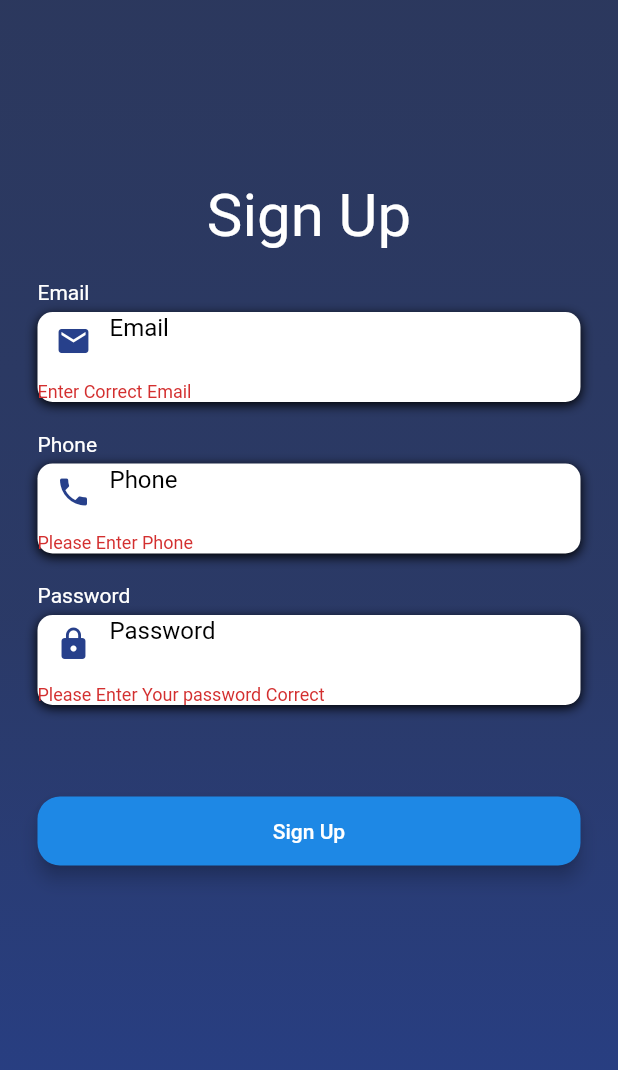
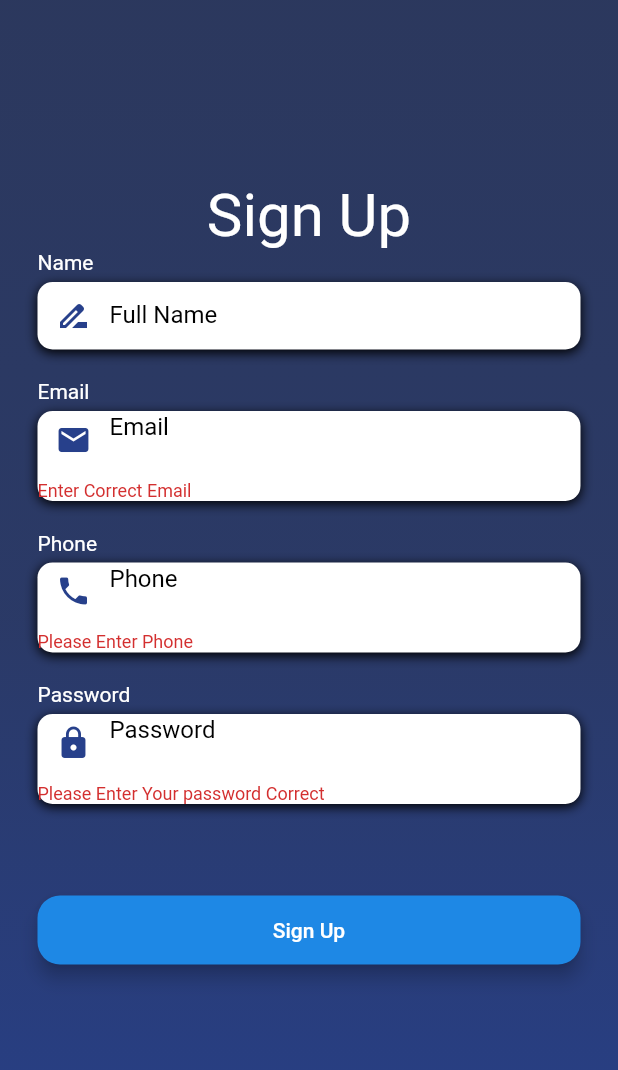
Before and after one commit to tarek-elsayed/Hedomy, a Flutter app: the signup screen opened directly, after a tap on "Sign Up", on a phone screen of 412 x 824 dp. Shown: the top 1070 px of the screen. Run offline on Flutter 3.47's test engine with Material 2 defaults, Android fonts, the phone set to English and light mode, and no system bars; our stand-ins replace cloud_firestore, firebase_auth, firebase_core, firebase_storage, image_picker; accounts and stored records are empty; network calls fail.

Commit message:
get user id

```diff
--- /dev/null
+++ b/lib/Database/sign_up.dart
@@ -0,0 +1,32 @@
+import 'package:cloud_firestore/cloud_firestore.dart';
+import 'package:firebase_auth/firebase_auth.dart';
+import 'package:firebase_storage/firebase_storage.dart';
+import 'package:flutter/material.dart';
+
+import '../UI/aftersignin.dart';
+
+signUp(String email, String password, String name, String phone,BuildContext context) {
+  FirebaseAuth.instance.createUserWithEmailAndPassword(
+    email: email,
+    password: password,
+  ).then((value) =>
+  {
+    loadData(value.user.uid, name, phone, email ,context),
+
+  }).catchError((onError) => {
+    print(onError.toString()),
+  });
+}
+
+loadData(String id, String name, String phone, String email,BuildContext context) {
+  final obj = {
+    "name": name,
+    "email": email,
+    'phone': phone,
+    "uId": id,
+  };
+  FirebaseFirestore.instance.collection("users").doc(id).set(obj).then((value) => {
+    Navigator.push(context,MaterialPageRoute(builder: (context) => AfterSignIn(obj))),
+
+  });
+}
--- a/lib/UI/login.dart
+++ b/lib/UI/login.dart
@@ -128,8 +128,8 @@ class _loginState extends State<login> {
           bool result =_x.currentState.validate();
           if(result==true){
             print("true");
-            Navigator.of(context)
-                .push(MaterialPageRoute(builder: (context) => AfterSignIn()));
+            // Navigator.of(context)
+            //     .push(MaterialPageRoute(builder: (context) => AfterSignIn()));
             print('Login');
           }
           else{
--- a/lib/UI/signup.dart
+++ b/lib/UI/signup.dart
@@ -1,85 +1,96 @@
 import 'package:flutter/material.dart';
 import 'package:flutter/services.dart';
+import 'package:hedomy/Database/sign_up.dart';
 import 'aftersignin.dart';
+
 class signup extends StatefulWidget {
   @override
   State<StatefulWidget> createState() {
-
     return _signup();
   }
 }
 
 class _signup extends State<signup> {
   TextEditingController phone = new TextEditingController();
+  TextEditingController name = new TextEditingController();
   TextEditingController email = new TextEditingController();
   TextEditingController password = new TextEditingController();
   final _x = GlobalKey<FormState>();
 
-
-  // Widget buildName() {
-  //   return Column(
-  //     crossAxisAlignment: CrossAxisAlignment.start,
-  //     children: <Widget>[
-  //       Text('Name', style: TextStyle(color: Colors.white),),
-  //       SizedBox(height: 5,),
-  //       Container(alignment: Alignment.centerLeft,
-  //         decoration: BoxDecoration(
-  //             color: Colors.white,
-  //             borderRadius: BorderRadius.circular(10),
-  //             boxShadow: [
-  //               BoxShadow(
-  //                   color: Colors.black,
-  //                   blurRadius: 6,
-  //                   offset: Offset(0, 2)
-  //               )
-  //             ]
-  //         ),
-  //         height: 45,
-  //         child: TextField(
-  //           keyboardType: TextInputType.text,
-  //           style: TextStyle(
-  //             color: Colors.black,
-  //           ),
-  //           decoration: InputDecoration(
-  //               border: InputBorder.none,
-  //               contentPadding: EdgeInsets.only(top: 11),
-  //               prefixIcon: Icon(Icons.drive_file_rename_outline, color: Color(0xff27408b),),
-  //               hintText: 'Full Name',
-  //               hintStyle: TextStyle(
-  //                 color: Colors.black,
-  //               )
-  //           ),
-  //         ),
-  //       ),
-  //     ],
-  //   );
-  // }
-  Widget buildEmail() {
+  Widget buildName() {
     return Column(
       crossAxisAlignment: CrossAxisAlignment.start,
       children: <Widget>[
-        Text('Email', style: TextStyle(color: Colors.white),),
-        SizedBox(height: 5,),
-        Container(alignment: Alignment.centerLeft,
+        Text(
+          'Name',
+          style: TextStyle(color: Colors.white),
+        ),
+        SizedBox(
+          height: 5,
+        ),
+        Container(
+          alignment: Alignment.centerLeft,
           decoration: BoxDecoration(
               color: Colors.white,
               borderRadius: BorderRadius.circular(10),
               boxShadow: [
                 BoxShadow(
-                    color: Colors.black,
-                    blurRadius: 6,
-                    offset: Offset(0, 2)
-                )
-              ]
+                    color: Colors.black, blurRadius: 6, offset: Offset(0, 2))
+              ]),
+          height: 45,
+          child: TextField(
+            controller: name,
+            keyboardType: TextInputType.text,
+            style: TextStyle(
+              color: Colors.black,
+            ),
+            decoration: InputDecoration(
+                border: InputBorder.none,
+                contentPadding: EdgeInsets.only(top: 11),
+                prefixIcon: Icon(
+                  Icons.drive_file_rename_outline,
+                  color: Color(0xff27408b),
+                ),
+                hintText: 'Full Name',
+                hintStyle: TextStyle(
+                  color: Colors.black,
+                )),
           ),
+        ),
+      ],
+    );
+  }
+
+  Widget buildEmail() {
+    return Column(
+      crossAxisAlignment: CrossAxisAlignment.start,
+      children: <Widget>[
+        Text(
+          'Email',
+          style: TextStyle(color: Colors.white),
+        ),
+        SizedBox(
+          height: 5,
+        ),
+        Container(
+          alignment: Alignment.centerLeft,
+          decoration: BoxDecoration(
+              color: Colors.white,
+              borderRadius: BorderRadius.circular(10),
+              boxShadow: [
+                BoxShadow(
+                    color: Colors.black, blurRadius: 6, offset: Offset(0, 2))
+              ]),
           height: 60,
           child: TextFormField(
             validator: (value) {
-
-              RegExp RE=new RegExp(r"^[A-Z|a-z]{3,20}[.|_][A-Z|a-z]{3,20}@gmail.com|@yahoo.com$");
-              if(RE.hasMatch(value)==false){
+              RegExp RE = new RegExp(
+                  r"^[A-Z|a-z]{3,20}[.|_][A-Z|a-z]{3,20}@gmail.com|@yahoo.com$");
+              if (RE.hasMatch(value) == false) {
                 return "Enter Correct Email";
-              }else{return null;}
+              } else {
+                return null;
+              }
             },
             controller: email,
             keyboardType: TextInputType.emailAddress,
@@ -89,43 +100,47 @@ class _signup extends State<signup> {
             decoration: InputDecoration(
                 border: InputBorder.none,
                 contentPadding: EdgeInsets.only(top: 11),
-                prefixIcon: Icon(Icons.email, color: Color(0xff27408b),),
+                prefixIcon: Icon(
+                  Icons.email,
+                  color: Color(0xff27408b),
+                ),
                 hintText: 'Email',
                 hintStyle: TextStyle(
                   color: Colors.black,
-                )
-            ),
+                )),
           ),
         ),
       ],
     );
   }
+
   Widget buildPhone() {
     return Column(
       crossAxisAlignment: CrossAxisAlignment.start,
       children: <Widget>[
-        Text('Phone', style: TextStyle(color: Colors.white),),
-        SizedBox(height: 5,),
-        Container(alignment: Alignment.centerLeft,
+        Text(
+          'Phone',
+          style: TextStyle(color: Colors.white),
+        ),
+        SizedBox(
+          height: 5,
+        ),
+        Container(
+          alignment: Alignment.centerLeft,
           decoration: BoxDecoration(
               color: Colors.white,
               borderRadius: BorderRadius.circular(10),
               boxShadow: [
                 BoxShadow(
-                    color: Colors.black,
-                    blurRadius: 6,
-                    offset: Offset(0, 2)
-                )
-              ]
-          ),
+                    color: Colors.black, blurRadius: 6, offset: Offset(0, 2))
+              ]),
           height: 60,
           child: TextFormField(
-            validator:(value){
-              RegExp x=new RegExp(r"^(([00|+]?[2])?[0][1][0-2|5][0-9]{8}$)");
-              if(x.hasMatch(value)==false){
+            validator: (value) {
+              RegExp x = new RegExp(r"^(([00|+]?[2])?[0][1][0-2|5][0-9]{8}$)");
+              if (x.hasMatch(value) == false) {
                 return "Please Enter Phone";
-              }
-              else{
+              } else {
                 return null;
               }
             },
@@ -137,12 +152,14 @@ class _signup extends State<signup> {
             decoration: InputDecoration(
                 border: InputBorder.none,
                 contentPadding: EdgeInsets.only(top: 11),
-                prefixIcon: Icon(Icons.phone, color: Color(0xff27408b),),
+                prefixIcon: Icon(
+                  Icons.phone,
+                  color: Color(0xff27408b),
+                ),
                 hintText: 'Phone',
                 hintStyle: TextStyle(
                   color: Colors.black,
-                )
-            ),
+                )),
           ),
         ),
       ],
@@ -153,8 +170,13 @@ class _signup extends State<signup> {
     return Column(
       crossAxisAlignment: CrossAxisAlignment.start,
       children: <Widget>[
-        Text('Password', style: TextStyle(color: Colors.white),),
-        SizedBox(height: 5,),
+        Text(
+          'Password',
+          style: TextStyle(color: Colors.white),
+        ),
+        SizedBox(
+          height: 5,
+        ),
         Container(
           alignment: Alignment.centerLeft,
           decoration: BoxDecoration(
@@ -162,20 +184,17 @@ class _signup extends State<signup> {
               borderRadius: BorderRadius.circular(10),
               boxShadow: [
                 BoxShadow(
-                    color: Colors.black,
-                    blurRadius: 6,
-                    offset: Offset(0, 2)
-                )
-              ]
-          ),
+                    color: Colors.black, blurRadius: 6, offset: Offset(0, 2))
+              ]),
           height: 60,
           child: TextFormField(
-            validator: (value){
-              RegExp RE=new RegExp(r"^[A-Z|a-z|0-9|{$,#,&,*}]{6,100}$");
-              if(RE.hasMatch(value)==false){
-                return"Please Enter Your password Correct ";
+            validator: (value) {
+              RegExp RE = new RegExp(r"^[A-Z|a-z|0-9|{$,#,&,*}]{6,100}$");
+              if (RE.hasMatch(value) == false) {
+                return "Please Enter Your password Correct ";
+              } else {
+                return null;
               }
-              else{return null;}
             },
             controller: password,
             obscureText: true,
@@ -185,41 +204,35 @@ class _signup extends State<signup> {
             decoration: InputDecoration(
                 border: InputBorder.none,
                 contentPadding: EdgeInsets.only(top: 11),
-                prefixIcon: Icon(Icons.lock, color: Color(0xff27408b),),
+                prefixIcon: Icon(
+                  Icons.lock,
+                  color: Color(0xff27408b),
+                ),
                 hintText: 'Password',
                 hintStyle: TextStyle(
                   color: Colors.black,
-                )
-            ),
+                )),
           ),
         ),
       ],
     );
   }
+
   Widget buildsignup(context) {
     return Container(
       padding: EdgeInsets.symmetric(vertical: 40),
       width: double.infinity,
       child: RaisedButton(
         elevation: 5,
-        onPressed: (){
+        onPressed: () {
           setState(() {
-            bool result =_x.currentState.validate();
-            if(result==true){
-              print("true");
-              Navigator.push(
-                  context,
-                  MaterialPageRoute(builder: (context) => AfterSignIn()));
-
+            bool result = _x.currentState.validate();
+            if (result == true) {
+              signUp(email.text, password.text, name.text, phone.text, context);
+            } else {
+              // TODO: Notify Validation Error
             }
-            else{
-              print('false');
-            };
-
-
           });
-
-          print('sign up');
         },
         padding: EdgeInsets.all(15),
         shape: RoundedRectangleBorder(
@@ -229,6 +242,7 @@ class _signup extends State<signup> {
       ),
     );
   }
+
   @override
   Widget build(BuildContext context) {
     // TODO: implement build
@@ -246,12 +260,10 @@ class _signup extends State<signup> {
                         begin: Alignment.topCenter,
                         end: Alignment.bottomCenter,
                         colors: [
-                          Color(0x8027408b),
-                          Color(0x9927408b),
-                          Color(0xff27408b),
-                        ]
-                    )
-                ),
+                      Color(0x8027408b),
+                      Color(0x9927408b),
+                      Color(0xff27408b),
+                    ])),
                 child: SingleChildScrollView(
                   physics: AlwaysScrollableScrollPhysics(),
                   padding: EdgeInsets.symmetric(
@@ -263,18 +275,32 @@ class _signup extends State<signup> {
                     child: Column(
                       mainAxisAlignment: MainAxisAlignment.center,
                       children: <Widget>[
-                        Text('Sign Up',style:TextStyle(color: Colors.white,fontSize: 40,),),
-                        SizedBox(height: 20,),
+                        Text(
+                          'Sign Up',
+                          style: TextStyle(
+                            color: Colors.white,
+                            fontSize: 40,
+                          ),
+                        ),
+                        buildName(),
+                        SizedBox(
+                          height: 20,
+                        ),
                         buildEmail(),
-                        SizedBox(height: 20,),
+                        SizedBox(
+                          height: 20,
+                        ),
                         buildPhone(),
-                        SizedBox(height: 20,),
+                        SizedBox(
+                          height: 20,
+                        ),
 
                         // SizedBox(height: 20,),
                         buildPassword(),
-                        SizedBox(height: 20,),
+                        SizedBox(
+                          height: 20,
+                        ),
                         buildsignup(context)
-
                       ],
                     ),
                   ),
```
Also changed, not shown: lib/Database/DB_Helper.dart (+7 -7 lines), lib/Database/userModel.dart (added, +38 -0 lines), lib/UI/aftersignin.dart (+27 -11 lines), lib/UI/show.dart (added, +205 -0 lines), lib/main.dart (+6 -2 lines), pubspec.yaml (+4 -4 lines), lib/UI/profile.dart (added), pubspec.lock, 1 other file.
